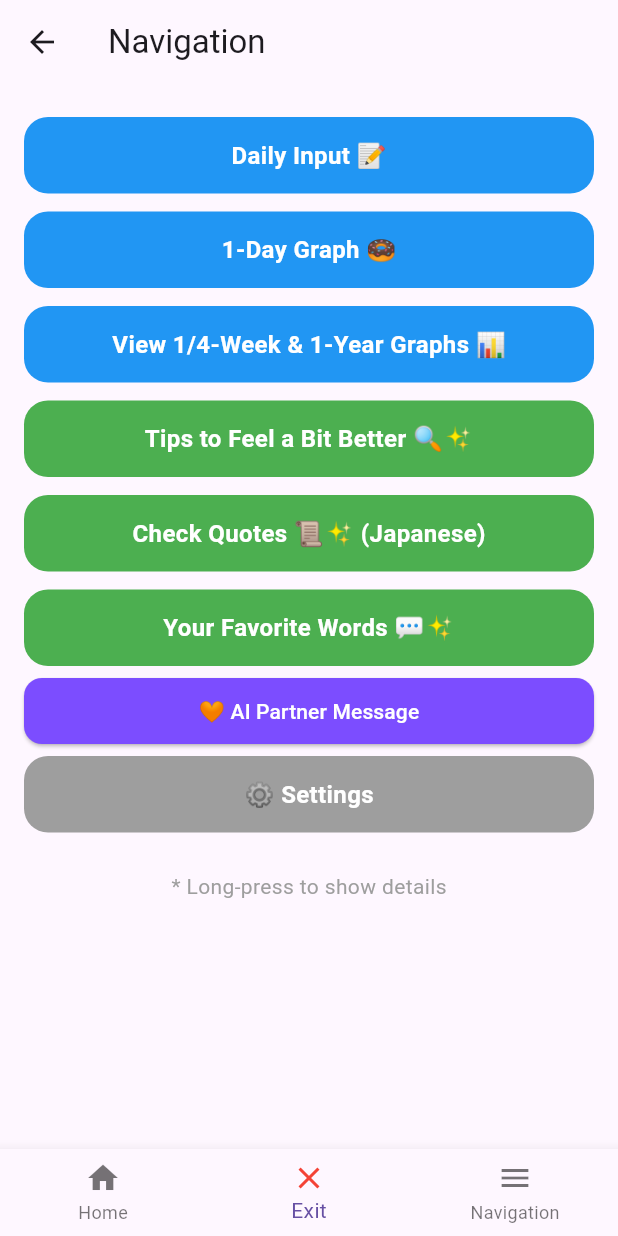
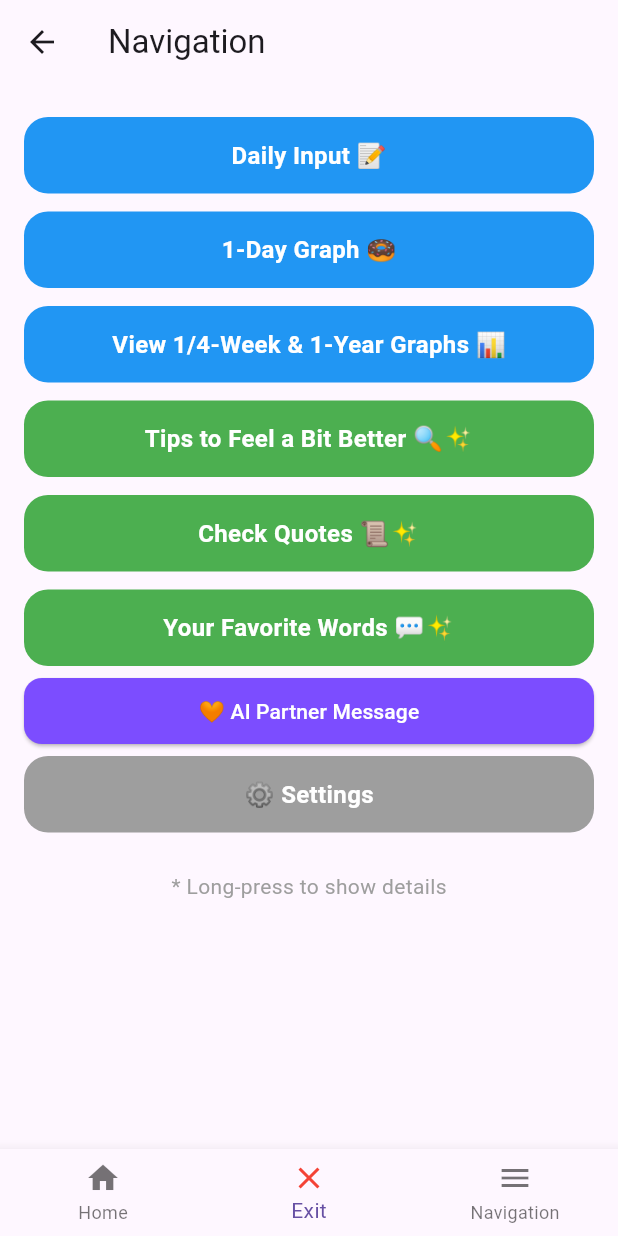
Before and after one commit to raytsunoda/my_flutter_app_pro_beta, a Flutter app: the NavigationScreen screen opened by its route, on a phone screen of 412 x 824 dp. Run offline on Flutter 3.47's test engine with Material 3 defaults, Android fonts, the phone set to English and light mode, and no system bars; our stand-ins replace awesome_notifications, csv, file_picker, fl_chart, flutter_dotenv, in_app_purchase and 3 more; accounts and stored records are empty; generated files the repository leaves out were written again; statements that could not run were skipped.

Commit message:
英語対応に合わせてナビ画面の名言注記を整理

```diff
--- a/lib/screens/navigation_screen.dart
+++ b/lib/screens/navigation_screen.dart
@@ -297,15 +297,13 @@ class _NavigationScreenState extends State<NavigationScreen> {
             ),
 
             _buildNavButton(
-              label: isEn ? '${t.navQuotes} (Japanese)' : t.navQuotes,
+              label: t.navQuotes,
               onPressed: () => Navigator.push(
                 context,
                 MaterialPageRoute(builder: (_) => const QuotesScreen()),
               ),
               color: Colors.green,
-              contextText: isEn
-                  ? 'Currently available in Japanese.\n${t.navQuotesDesc}'
-                  : t.navQuotesDesc,
+              contextText: t.navQuotesDesc,
             ),
 
 
```
